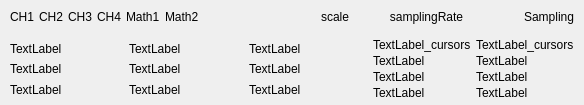
This is LEO_sniffy/GUI/widgetlabelarea.ui in jirik09/Sniffy as Qt 5 draws it before an edit. The edited form follows.
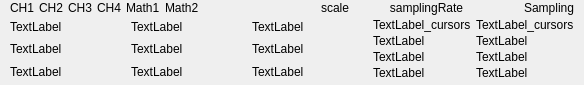
This is the edited form.

Diff of the .ui file:
```diff
--- a/LEO_sniffy/GUI/widgetlabelarea.ui
+++ b/LEO_sniffy/GUI/widgetlabelarea.ui
@@ -7,7 +7,7 @@
     <x>0</x>
     <y>0</y>
     <width>584</width>
-    <height>105</height>
+    <height>85</height>
    </rect>
   </property>
   <property name="windowTitle">
@@ -108,6 +108,12 @@
             <verstretch>0</verstretch>
            </sizepolicy>
           </property>
+          <property name="minimumSize">
+           <size>
+            <width>0</width>
+            <height>12</height>
+           </size>
+          </property>
           <property name="styleSheet">
            <string notr="true">QLabel{text-align:center}</string>
           </property>
@@ -211,7 +217,7 @@
           <number>0</number>
          </property>
          <property name="topMargin">
-          <number>5</number>
+          <number>2</number>
          </property>
          <property name="rightMargin">
           <number>5</number>
@@ -221,6 +227,9 @@
          </property>
          <item>
           <layout class="QGridLayout" name="gridLayout">
+           <property name="spacing">
+            <number>5</number>
+           </property>
            <item row="2" column="2">
             <widget class="QLabel" name="label_meas9">
              <property name="text">
@@ -230,6 +239,12 @@
            </item>
            <item row="0" column="1">
             <widget class="QLabel" name="label_meas2">
+             <property name="minimumSize">
+              <size>
+               <width>0</width>
+               <height>0</height>
+              </size>
+             </property>
              <property name="text">
               <string>TextLabel</string>
              </property>
@@ -237,6 +252,18 @@
            </item>
            <item row="2" column="0">
             <widget class="QLabel" name="label_meas7">
+             <property name="sizePolicy">
+              <sizepolicy hsizetype="Preferred" vsizetype="Preferred">
+               <horstretch>0</horstretch>
+               <verstretch>0</verstretch>
+              </sizepolicy>
+             </property>
+             <property name="minimumSize">
+              <size>
+               <width>0</width>
+               <height>0</height>
+              </size>
+             </property>
              <property name="text">
               <string>TextLabel</string>
              </property>
@@ -244,6 +271,18 @@
            </item>
            <item row="0" column="0">
             <widget class="QLabel" name="label_meas1">
+             <property name="sizePolicy">
+              <sizepolicy hsizetype="Preferred" vsizetype="Preferred">
+               <horstretch>0</horstretch>
+               <verstretch>0</verstretch>
+              </sizepolicy>
+             </property>
+             <property name="minimumSize">
+              <size>
+               <width>0</width>
+               <height>0</height>
+              </size>
+             </property>
              <property name="text">
               <string>TextLabel</string>
              </property>
@@ -258,6 +297,18 @@
            </item>
            <item row="1" column="0">
             <widget class="QLabel" name="label_meas4">
+             <property name="sizePolicy">
+              <sizepolicy hsizetype="Preferred" vsizetype="Preferred">
+               <horstretch>0</horstretch>
+               <verstretch>0</verstretch>
+              </sizepolicy>
+             </property>
+             <property name="minimumSize">
+              <size>
+               <width>0</width>
+               <height>0</height>
+              </size>
+             </property>
              <property name="text">
               <string>TextLabel</string>
              </property>
@@ -305,7 +356,7 @@
           <number>0</number>
          </property>
          <property name="topMargin">
-          <number>5</number>
+          <number>2</number>
          </property>
          <property name="rightMargin">
           <number>0</number>
@@ -367,7 +418,7 @@
           <number>5</number>
          </property>
          <property name="topMargin">
-          <number>5</number>
+          <number>2</number>
          </property>
          <property name="rightMargin">
           <number>0</number>
```
